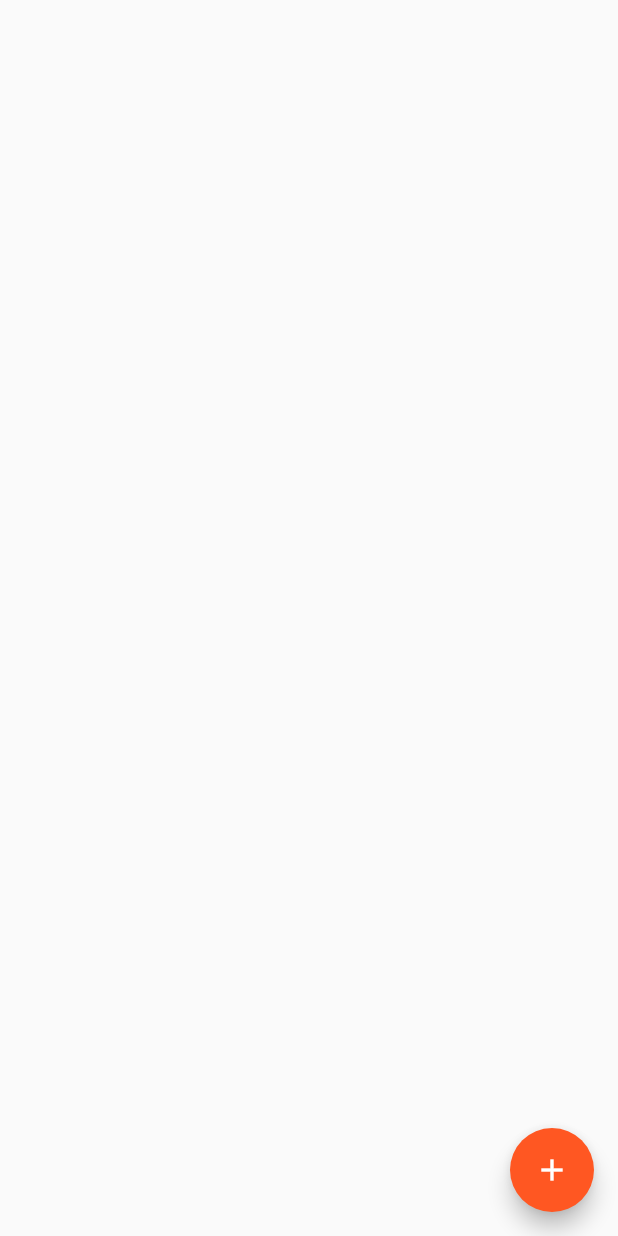
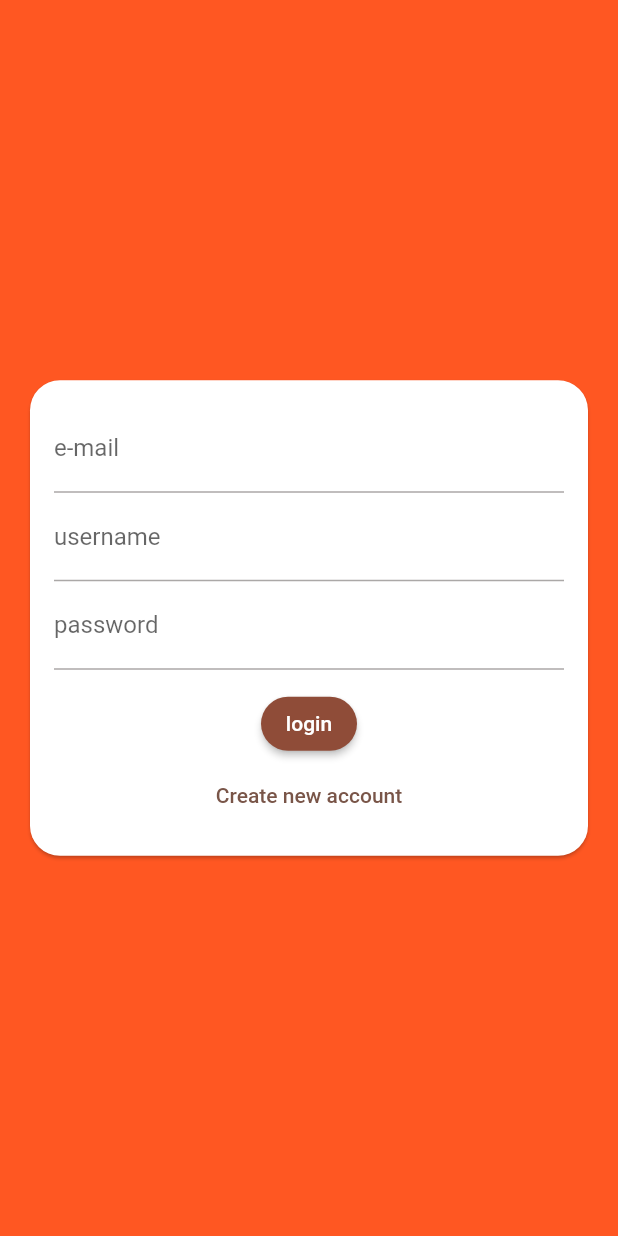
Before and after one commit to denosg/chat_app, a Flutter app: the screen it shows after launch, on a phone screen of 412 x 824 dp. Run offline on Flutter 3.47's test engine with Material 2 defaults, Android fonts, the phone set to English and light mode, and no system bars; our stand-ins replace cloud_firestore, firebase_core, flutter_dotenv; accounts and stored records are empty.

Commit message:
App theme

```diff
--- a/lib/main.dart
+++ b/lib/main.dart
@@ -4,6 +4,7 @@ import 'package:flutter/services.dart';
 import 'package:flutter_dotenv/flutter_dotenv.dart';
 
 import './screens/chat_screen.dart';
+import './screens/auth_screen.dart';
 
 void main() async {
   WidgetsFlutterBinding.ensureInitialized();
@@ -27,8 +28,24 @@ class MyApp extends StatelessWidget {
       title: 'Chat app',
       theme: ThemeData(
         primarySwatch: Colors.deepOrange,
+        colorScheme: ColorScheme.fromSeed(
+          seedColor: Colors.deepOrange,
+          secondary: Colors.brown,
+        ),
+        buttonTheme: ButtonTheme.of(context).copyWith(
+          textTheme: ButtonTextTheme.primary,
+          shape:
+              RoundedRectangleBorder(borderRadius: BorderRadius.circular(20)),
+        ),
+        elevatedButtonTheme: ElevatedButtonThemeData(
+          style: ElevatedButton.styleFrom(
+            shape: RoundedRectangleBorder(
+              borderRadius: BorderRadius.circular(20),
+            ),
+          ),
+        ),
       ),
-      home: const ChatScreen(),
+      home: const AuthScreen(),
     );
   }
 }
--- a/lib/screens/auth_screen.dart
+++ b/lib/screens/auth_screen.dart
@@ -0,0 +1,20 @@
+import 'package:flutter/material.dart';
+
+import '../widgets/auth/auth_form.dart';
+
+class AuthScreen extends StatefulWidget {
+  const AuthScreen({super.key});
+
+  @override
+  State<AuthScreen> createState() => _AuthScreenState();
+}
+
+class _AuthScreenState extends State<AuthScreen> {
+  @override
+  Widget build(BuildContext context) {
+    return Scaffold(
+      backgroundColor: Theme.of(context).primaryColor,
+      body: AuthForm(),
+    );
+  }
+}
--- /dev/null
+++ b/lib/widgets/auth/auth_form.dart
@@ -0,0 +1,56 @@
+import 'package:flutter/material.dart';
+
+class AuthForm extends StatefulWidget {
+  const AuthForm({super.key});
+
+  @override
+  State<AuthForm> createState() => _AuthFormState();
+}
+
+class _AuthFormState extends State<AuthForm> {
+  @override
+  Widget build(BuildContext context) {
+    return Center(
+      child: Card(
+        shape: RoundedRectangleBorder(borderRadius: BorderRadius.circular(20)),
+        margin: const EdgeInsets.all(20),
+        child: SingleChildScrollView(
+          child: Padding(
+            padding: const EdgeInsets.all(16),
+            child: Form(
+              child: Column(
+                mainAxisSize: MainAxisSize.min,
+                children: [
+                  TextFormField(
+                    keyboardType: TextInputType.emailAddress,
+                    decoration: InputDecoration(labelText: 'e-mail'),
+                  ),
+                  TextFormField(
+                    decoration: InputDecoration(labelText: 'username'),
+                  ),
+                  TextFormField(
+                    decoration: InputDecoration(labelText: 'password'),
+                    obscureText: true,
+                  ),
+                  const SizedBox(height: 12),
+                  ElevatedButton(
+                    onPressed: () {},
+                    child: Text('login'),
+                  ),
+                  TextButton(
+                    onPressed: () {},
+                    child: Text(
+                      'Create new account',
+                      style: TextStyle(
+                          color: Theme.of(context).colorScheme.secondary),
+                    ),
+                  ),
+                ],
+              ),
+            ),
+          ),
+        ),
+      ),
+    );
+  }
+}
```
